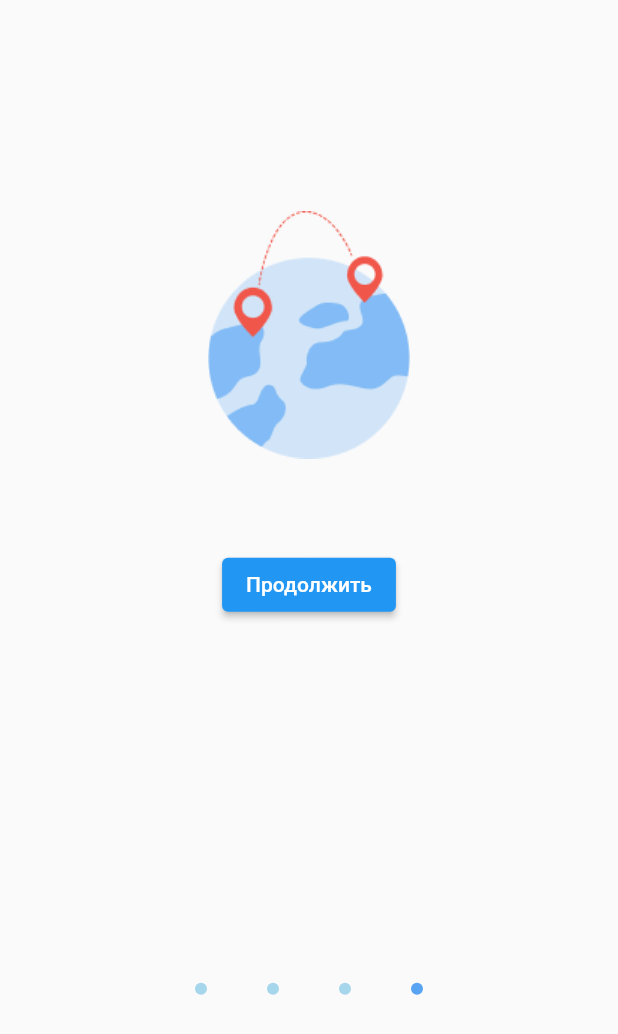
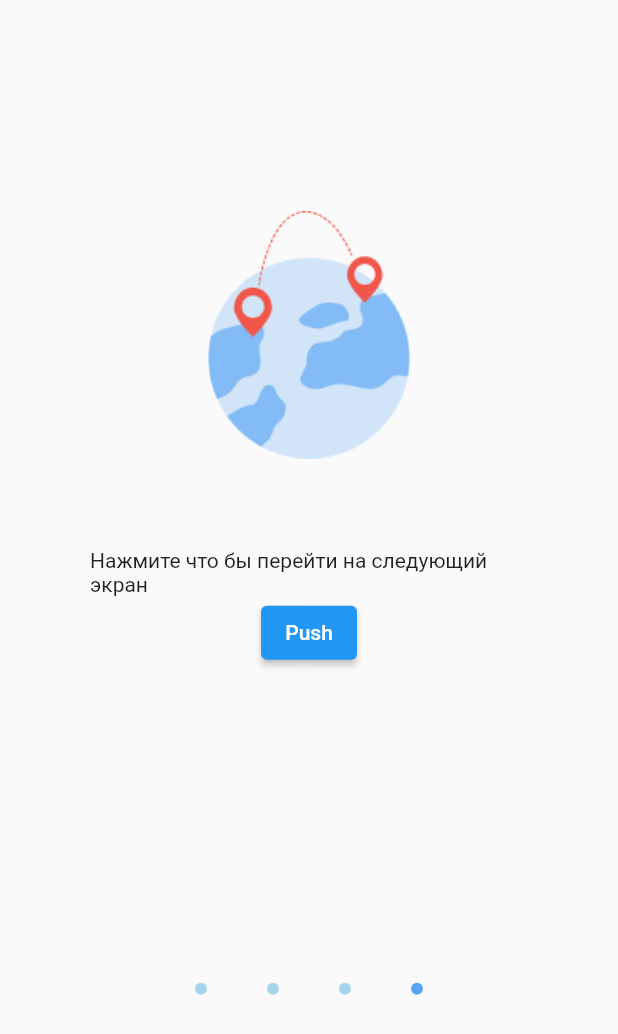
Before and after one commit to ErjanEsengeldiev/dz_AppForTurists, a Flutter app: the screen it shows after launch, swiped to page 4, on a phone screen of 412 x 824 dp. Shown: the top 1034 px of the screen. Run offline on Flutter 3.47's test engine with Material 2 defaults, Android fonts, the phone set to English and light mode, and no system bars; missing offline and left inert: flutter_phone_direct_caller.

Commit message:
clear slider_git 1

```diff
--- a/lib/routes/slider_gid/slider_gid.dart
+++ b/lib/routes/slider_gid/slider_gid.dart
@@ -1,51 +1,5 @@
 import 'package:dz_ambulance/colors/color.dart';
 import 'package:flutter/material.dart';
-
-class _PageForSlider {
-  int id;
-  String title;
-  String imageRoud;
-  Color color;
-  InkWell button;
-  _PageForSlider({
-    required this.button,
-    required this.id,
-    required this.imageRoud,
-    required this.title,
-    required this.color,
-  });
-}
-
-List<_PageForSlider> _pagesList = [
-  _PageForSlider(
-      button: const InkWell(),
-      id: 0,
-      imageRoud: 'assets/images/Group.png',
-      color: Colors.black,
-      title:
-          'Lorem ipsum dolor sit amet, consectetur adipiscing elit. Sed quis aliquam id id in pharetra lorem. Purus tortor velit sed consequat urna, ipsum. Sit nullam ultrices sed morbi sed. Et blandit commodo vel blandit praesent sed donec ultrices a. Vel, laoreet in et quam elit, sed viverra faucibus.Proin nisi amet urna purus vivamus felis cursus nulla.'),
-  _PageForSlider(
-      button: const InkWell(),
-      id: 1,
-      imageRoud: 'assets/images/Group.png',
-      title: '2',
-      color: Colors.black),
-  _PageForSlider(
-      button: const InkWell(),
-      id: 2,
-      imageRoud: 'assets/images/Group.png',
-      title: '3',
-      color: Colors.black),
-  _PageForSlider(
-      button: InkWell(
-        child: const Text('Next Page'),
-        onTap: () {},
-      ),
-      id: 3,
-      imageRoud: 'assets/images/Group.png',
-      title: 'Нажмите что бы перейти на следующий экран',
-      color: Colors.black),
-];
 
 final PageController pageController = PageController();
 int indexOfPage = 0;
@@ -83,30 +37,90 @@ class _SliderGidState extends State<SliderGid> {
               controller: pageController,
               scrollDirection: Axis.horizontal,
               itemCount: _pagesList.length,
-            itemBuilder: (_, currentIndex) => Container(
+              itemBuilder: (_, currentIndex) => _PageForm(
+                    imageRoud: _pagesList[currentIndex].imageRoud,
+                    text: _pagesList[currentIndex].title,
+                    isTrue: currentIndex == 3 ? true : false,
+                  )),
+        ),
+        _buildBullets(),
+      ]),
+    );
+  }
+}
+
+class _PageForm extends StatelessWidget {
+  final bool isTrue;
+  final String imageRoud;
+  final String text;
+  const _PageForm({
+    this.isTrue = false,
+    required this.imageRoud,
+    required this.text,
+    Key? key,
+  }) : super(key: key);
+
+  @override
+  Widget build(BuildContext context) {
+    return Container(
       padding: const EdgeInsets.symmetric(horizontal: 60),
       width: MediaQuery.of(context).size.width,
       child: Column(
         children: [
           Padding(
             padding: const EdgeInsets.only(bottom: 60),
-                    child: Image(
-                        image: AssetImage(_pagesList[currentIndex].imageRoud)),
+            child: Image(image: AssetImage(imageRoud)),
           ),
-                  ForNavigator(
-                    id: currentIndex,
-                    child: Text(_pagesList[currentIndex].title),
+          Text(text),
+          isTrue == true
+              ? ElevatedButton(
+                  child: Text('Push'),
+                  onPressed: () {},
                 )
+              : const SizedBox(),
         ],
       ),
-            ),
-          ),
-        ),
-        _buildBullets(),
-      ]),
     );
   }
 }
+
+class _PageForSlider {
+  int id;
+  String title;
+  String imageRoud;
+  Color color;
+
+  _PageForSlider({
+    required this.id,
+    required this.imageRoud,
+    required this.title,
+    required this.color,
+  });
+}
+
+List<_PageForSlider> _pagesList = [
+  _PageForSlider(
+      id: 0,
+      imageRoud: 'assets/images/Group.png',
+      color: Colors.black,
+      title:
+          'Lorem ipsum dolor sit amet, consectetur adipiscing elit. Sed quis aliquam id id in pharetra lorem. Purus tortor velit sed consequat urna, ipsum. Sit nullam ultrices sed morbi sed. Et blandit commodo vel blandit praesent sed donec ultrices a. Vel, laoreet in et quam elit, sed viverra faucibus.Proin nisi amet urna purus vivamus felis cursus nulla.'),
+  _PageForSlider(
+      id: 1,
+      imageRoud: 'assets/images/Group.png',
+      title: '2',
+      color: Colors.black),
+  _PageForSlider(
+      id: 2,
+      imageRoud: 'assets/images/Group.png',
+      title: '3',
+      color: Colors.black),
+  _PageForSlider(
+      id: 3,
+      imageRoud: 'assets/images/Group.png',
+      title: 'Нажмите что бы перейти на следующий экран',
+      color: Colors.black),
+];
 
 class ForNavigator extends StatelessWidget {
   final int id;
```
Lines whose indentation alone changed are shown as unchanged.
